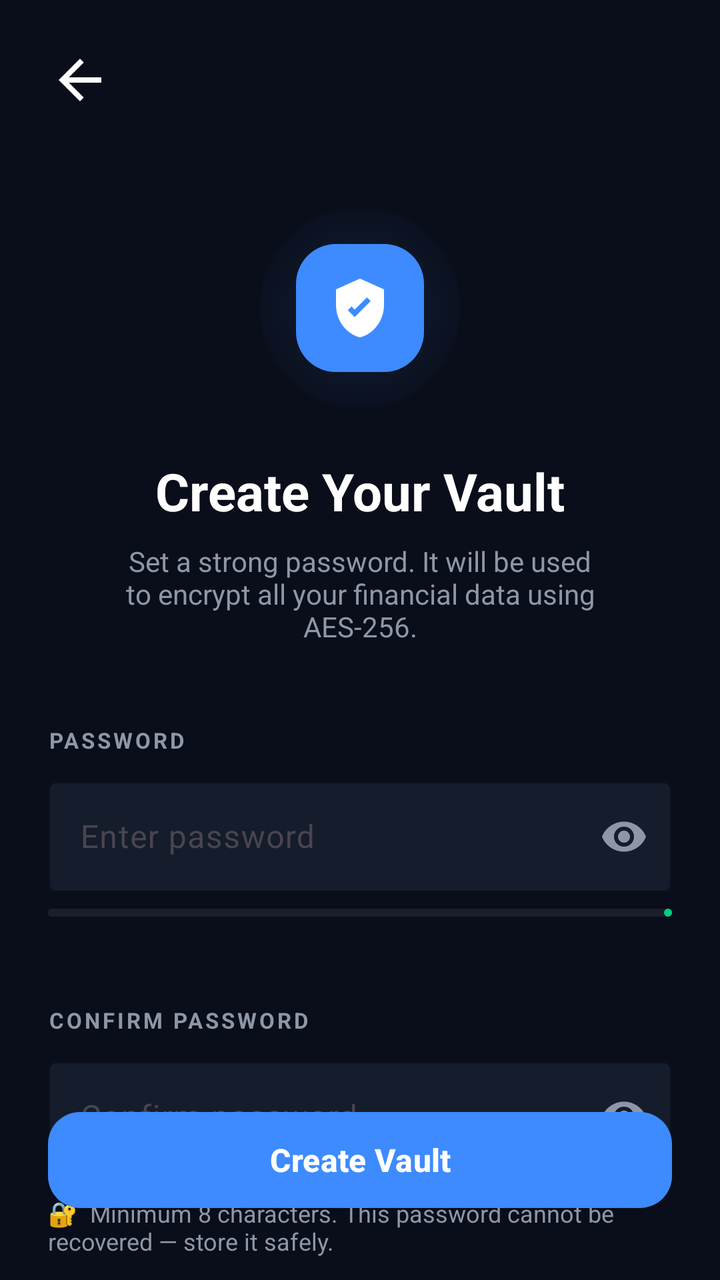
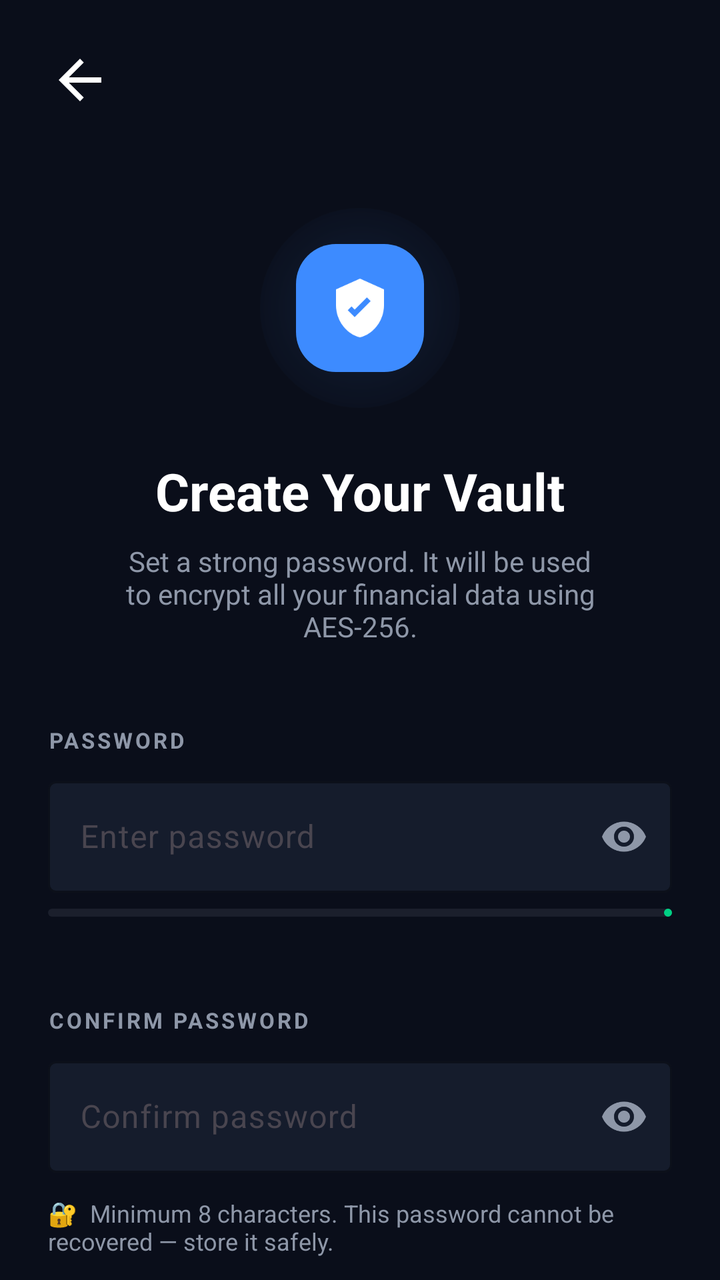

Compare the two renders of this Android layout. The source of the first and the diff that turns it into the second are given below.
<!-- AndroidManifest.xml: application theme Theme.Economiza -->
<!-- res/layout/activity_create_vault.xml -->
<?xml version="1.0" encoding="utf-8"?>
<androidx.constraintlayout.widget.ConstraintLayout xmlns:android="http://schemas.android.com/apk/res/android"
    xmlns:app="http://schemas.android.com/apk/res-auto"
    android:layout_width="match_parent"
    android:layout_height="match_parent"
    android:background="@color/background_deep">

    
    <ImageView
        android:id="@+id/btn_back"
        android:layout_width="32dp"
        android:layout_height="32dp"
        android:layout_marginStart="@dimen/margin_large"
        android:layout_marginTop="@dimen/margin_large"
        android:src="@drawable/ic_arrow_back"
        app:layout_constraintStart_toStartOf="parent"
        app:layout_constraintTop_toTopOf="parent"
        app:tint="@color/white" />

    
    <View
        android:id="@+id/glow"
        android:layout_width="100dp"
        android:layout_height="100dp"
        android:background="@drawable/blue_glow"
        android:layout_marginTop="48dp"
        app:layout_constraintEnd_toEndOf="parent"
        app:layout_constraintStart_toStartOf="parent"
        app:layout_constraintTop_toBottomOf="@id/btn_back" />

    <ImageView
        android:id="@+id/img_shield"
        android:layout_width="64dp"
        android:layout_height="64dp"
        android:background="@drawable/rounded_blue_square"
        android:padding="16dp"
        android:src="@drawable/ic_shield_check"
        app:layout_constraintBottom_toBottomOf="@id/glow"
        app:layout_constraintEnd_toEndOf="@id/glow"
        app:layout_constraintStart_toStartOf="@id/glow"
        app:layout_constraintTop_toTopOf="@id/glow"
        app:tint="@color/white" />

    <TextView
        android:id="@+id/txt_title"
        android:layout_width="wrap_content"
        android:layout_height="wrap_content"
        android:layout_marginTop="24dp"
        android:text="Create Your Vault"
        android:textColor="@color/white"
        android:textSize="26sp"
        android:textStyle="bold"
        app:layout_constraintEnd_toEndOf="parent"
        app:layout_constraintStart_toStartOf="parent"
        app:layout_constraintTop_toBottomOf="@id/glow" />

    <TextView
        android:id="@+id/txt_subtitle"
        android:layout_width="0dp"
        android:layout_height="wrap_content"
        android:layout_marginStart="48dp"
        android:layout_marginTop="8dp"
        android:layout_marginEnd="48dp"
        android:gravity="center"
        android:text="Set a strong password. It will be used to encrypt all your financial data using AES-256."
        android:textColor="@color/text_secondary"
        android:textSize="14sp"
        app:layout_constraintEnd_toEndOf="parent"
        app:layout_constraintStart_toStartOf="parent"
        app:layout_constraintTop_toBottomOf="@id/txt_title" />

    
    <TextView
        android:id="@+id/lbl_password"
        android:layout_width="wrap_content"
        android:layout_height="wrap_content"
        android:layout_marginStart="@dimen/margin_large"
        android:layout_marginTop="40dp"
        android:text="PASSWORD"
        android:textColor="@color/text_secondary"
        android:textSize="11sp"
        android:textStyle="bold"
        android:letterSpacing="0.12"
        app:layout_constraintStart_toStartOf="parent"
        app:layout_constraintTop_toBottomOf="@id/txt_subtitle" />

    <com.google.android.material.textfield.TextInputLayout
        android:id="@+id/til_password"
        style="@style/Widget.Material3.TextInputLayout.OutlinedBox"
        android:layout_width="0dp"
        android:layout_height="wrap_content"
        android:layout_marginStart="@dimen/margin_large"
        android:layout_marginTop="8dp"
        android:layout_marginEnd="@dimen/margin_large"
        app:boxBackgroundColor="@color/card_background"
        app:boxStrokeColor="@color/primary_blue"
        app:hintTextColor="@color/text_secondary"
        app:endIconMode="password_toggle"
        app:endIconTint="@color/text_secondary"
        app:layout_constraintEnd_toEndOf="parent"
        app:layout_constraintStart_toStartOf="parent"
        app:layout_constraintTop_toBottomOf="@id/lbl_password">

        <com.google.android.material.textfield.TextInputEditText
            android:id="@+id/et_password"
            android:layout_width="match_parent"
            android:layout_height="wrap_content"
            android:hint="Enter password"
            android:inputType="textPassword"
            android:textColor="@color/white" />

    </com.google.android.material.textfield.TextInputLayout>

    
    <com.google.android.material.progressindicator.LinearProgressIndicator
        android:id="@+id/progress_strength"
        android:layout_width="0dp"
        android:layout_height="wrap_content"
        android:layout_marginStart="@dimen/margin_large"
        android:layout_marginTop="8dp"
        android:layout_marginEnd="@dimen/margin_large"
        app:indicatorColor="@color/accent_green"
        app:trackColor="#208E97A8"
        app:trackThickness="4dp"
        app:layout_constraintEnd_toEndOf="parent"
        app:layout_constraintStart_toStartOf="parent"
        app:layout_constraintTop_toBottomOf="@id/til_password" />

    <TextView
        android:id="@+id/txt_strength"
        android:layout_width="wrap_content"
        android:layout_height="wrap_content"
        android:layout_marginStart="@dimen/margin_large"
        android:layout_marginTop="4dp"
        android:text=""
        android:textColor="@color/accent_green"
        android:textSize="12sp"
        app:layout_constraintStart_toStartOf="parent"
        app:layout_constraintTop_toBottomOf="@id/progress_strength" />

    
    <TextView
        android:id="@+id/lbl_confirm"
        android:layout_width="wrap_content"
        android:layout_height="wrap_content"
        android:layout_marginStart="@dimen/margin_large"
        android:layout_marginTop="24dp"
        android:text="CONFIRM PASSWORD"
        android:textColor="@color/text_secondary"
        android:textSize="11sp"
        android:textStyle="bold"
        android:letterSpacing="0.12"
        app:layout_constraintStart_toStartOf="parent"
        app:layout_constraintTop_toBottomOf="@id/txt_strength" />

    <com.google.android.material.textfield.TextInputLayout
        android:id="@+id/til_confirm"
        style="@style/Widget.Material3.TextInputLayout.OutlinedBox"
        android:layout_width="0dp"
        android:layout_height="wrap_content"
        android:layout_marginStart="@dimen/margin_large"
        android:layout_marginTop="8dp"
        android:layout_marginEnd="@dimen/margin_large"
        app:boxBackgroundColor="@color/card_background"
        app:boxStrokeColor="@color/primary_blue"
        app:hintTextColor="@color/text_secondary"
        app:endIconMode="password_toggle"
        app:endIconTint="@color/text_secondary"
        app:layout_constraintEnd_toEndOf="parent"
        app:layout_constraintStart_toStartOf="parent"
        app:layout_constraintTop_toBottomOf="@id/lbl_confirm">

        <com.google.android.material.textfield.TextInputEditText
            android:id="@+id/et_confirm"
            android:layout_width="match_parent"
            android:layout_height="wrap_content"
            android:hint="Confirm password"
            android:inputType="textPassword"
            android:textColor="@color/white" />

    </com.google.android.material.textfield.TextInputLayout>

    
    <TextView
        android:id="@+id/txt_hint"
        android:layout_width="0dp"
        android:layout_height="wrap_content"
        android:layout_marginStart="@dimen/margin_large"
        android:layout_marginTop="12dp"
        android:layout_marginEnd="@dimen/margin_large"
        android:drawablePadding="6dp"
        android:text="🔐  Minimum 8 characters. This password cannot be recovered — store it safely."
        android:textColor="@color/text_secondary"
        android:textSize="12sp"
        app:layout_constraintEnd_toEndOf="parent"
        app:layout_constraintStart_toStartOf="parent"
        app:layout_constraintTop_toBottomOf="@id/til_confirm" />

    
    <com.google.android.material.button.MaterialButton
        android:id="@+id/btn_create"
        android:layout_width="0dp"
        android:layout_height="56dp"
        android:layout_marginStart="@dimen/margin_large"
        android:layout_marginEnd="@dimen/margin_large"
        android:layout_marginBottom="32dp"
        android:text="Create Vault"
        android:textColor="@color/white"
        android:textSize="16sp"
        android:textStyle="bold"
        app:backgroundTint="@color/primary_blue"
        app:cornerRadius="@dimen/card_corner_radius"
        app:layout_constraintBottom_toBottomOf="parent"
        app:layout_constraintEnd_toEndOf="parent"
        app:layout_constraintStart_toStartOf="parent" />

</androidx.constraintlayout.widget.ConstraintLayout>
<!-- resources referenced by this layout -->
<resources>
  <color name="accent_green">#00D084</color>
  <color name="background_deep">#0A0E1A</color>
  <color name="card_background">#151C2C</color>
  <color name="primary_blue">#3D8BFF</color>
  <color name="text_secondary">#8E97A8</color>
  <color name="white">#FFFFFFFF</color>
  <dimen name="card_corner_radius">16dp</dimen>
  <dimen name="margin_large">24dp</dimen>
  <!-- drawable blue_glow (drawable) -->
  <?xml version="1.0" encoding="utf-8"?>
  <shape xmlns:android="http://schemas.android.com/apk/res/android"
      android:shape="oval">
      <gradient
          android:type="radial"
          android:gradientRadius="60dp"
          android:startColor="#303D8BFF"
          android:centerColor="#103D8BFF"
          android:endColor="#00000000" />
  </shape>
  <!-- drawable ic_arrow_back (drawable) -->
  <vector xmlns:android="http://schemas.android.com/apk/res/android"
      android:width="24dp"
      android:height="24dp"
      android:viewportWidth="24"
      android:viewportHeight="24">
      <path
          android:fillColor="#000000"
          android:pathData="M20,11H7.83l5.59,-5.59L12,4l-8,8 8,8 1.41,-1.41L7.83,13H20v-2z" />
  </vector>
  <!-- drawable ic_shield_check (drawable) -->
  <vector xmlns:android="http://schemas.android.com/apk/res/android"
      android:width="24dp"
      android:height="24dp"
      android:viewportWidth="24"
      android:viewportHeight="24">
      <path
          android:fillColor="#000000"
          android:pathData="M12,1L3,5v6c0,5.55 3.84,10.74 9,12 5.16,-1.26 9,-6.45 9,-12V5l-9,-4zm-2,14.41L7.41,12.83 8.83,11.41 10,12.59l4.59,-4.58 1.41,1.41L10,15.41z" />
  </vector>
  <!-- drawable rounded_blue_square (drawable) -->
  <?xml version="1.0" encoding="utf-8"?>
  <shape xmlns:android="http://schemas.android.com/apk/res/android">
      <solid android:color="@color/primary_blue" />
      <corners android:radius="20dp" />
  </shape>
  <style name="Theme.Economiza" parent="Base.Theme.Economiza" />
  <style name="Base.Theme.Economiza" parent="Theme.Material3.DayNight.NoActionBar">
          
          <item name="colorPrimary">@color/colorPrimary</item>
          <item name="colorOnPrimary">@color/colorOnPrimary</item>
          <item name="colorPrimaryContainer">@color/colorPrimaryContainer</item>
          <item name="colorOnPrimaryContainer">@color/colorOnPrimaryContainer</item>
          
          
          <item name="colorSecondary">@color/colorSecondary</item>
          <item name="colorOnSecondary">@color/colorOnSecondary</item>
          
          
          <item name="android:statusBarColor">?attr/colorPrimary</item>
          
          <item name="android:colorBackground">@color/colorBackground</item>
          <item name="colorOnBackground">@color/colorOnBackground</item>
          
          
          <item name="colorSurface">@color/colorSurface</item>
          <item name="colorOnSurface">@color/colorOnSurface</item>
          
          
          <item name="colorError">@color/colorError</item>
          <item name="colorOnError">@color/colorOnError</item>
          
          
          <item name="materialButtonStyle">@style/Widget.Economiza.Button</item>
      </style>
  <color name="colorPrimary">#09814A</color>
  <color name="colorOnPrimary">#FFFFFF</color>
  <color name="colorPrimaryContainer">#8DF7B4</color>
  <color name="colorOnPrimaryContainer">#00210E</color>
  <color name="colorSecondary">#036666</color>
  <color name="colorOnSecondary">#FFFFFF</color>
  <color name="colorBackground">#F8F9FA</color>
  <color name="colorOnBackground">#1A1C18</color>
  <color name="colorSurface">#FFFFFF</color>
  <color name="colorOnSurface">#1A1C18</color>
  <color name="colorError">#BA1A1A</color>
  <color name="colorOnError">#FFFFFF</color>
  <style name="Widget.Economiza.Button" parent="Widget.Material3.Button">
          <item name="android:stateListAnimator">@drawable/button_state_list_anim</item>
      </style>
  <!-- unchanged entries left out for length: 1 -->
</resources>

<!-- the commit's change to res/layout/activity_create_vault.xml (unified diff, before → after) -->
@@ -1,217 +1,225 @@
 <?xml version="1.0" encoding="utf-8"?>
-<androidx.constraintlayout.widget.ConstraintLayout xmlns:android="http://schemas.android.com/apk/res/android"
+<androidx.core.widget.NestedScrollView xmlns:android="http://schemas.android.com/apk/res/android"
     xmlns:app="http://schemas.android.com/apk/res-auto"
     android:layout_width="match_parent"
     android:layout_height="match_parent"
-    android:background="@color/background_deep">
-
-    
-    <ImageView
-        android:id="@+id/btn_back"
-        android:layout_width="32dp"
-        android:layout_height="32dp"
-        android:layout_marginStart="@dimen/margin_large"
-        android:layout_marginTop="@dimen/margin_large"
-        android:src="@drawable/ic_arrow_back"
-        app:layout_constraintStart_toStartOf="parent"
-        app:layout_constraintTop_toTopOf="parent"
-        app:tint="@color/white" />
-
-    
-    <View
-        android:id="@+id/glow"
-        android:layout_width="100dp"
-        android:layout_height="100dp"
-        android:background="@drawable/blue_glow"
-        android:layout_marginTop="48dp"
-        app:layout_constraintEnd_toEndOf="parent"
-        app:layout_constraintStart_toStartOf="parent"
-        app:layout_constraintTop_toBottomOf="@id/btn_back" />
-
-    <ImageView
-        android:id="@+id/img_shield"
-        android:layout_width="64dp"
-        android:layout_height="64dp"
-        android:background="@drawable/rounded_blue_square"
-        android:padding="16dp"
-        android:src="@drawable/ic_shield_check"
-        app:layout_constraintBottom_toBottomOf="@id/glow"
-        app:layout_constraintEnd_toEndOf="@id/glow"
-        app:layout_constraintStart_toStartOf="@id/glow"
-        app:layout_constraintTop_toTopOf="@id/glow"
-        app:tint="@color/white" />
-
-    <TextView
-        android:id="@+id/txt_title"
-        android:layout_width="wrap_content"
+    android:background="@color/background_deep"
+    android:fillViewport="true">
+
+    <androidx.constraintlayout.widget.ConstraintLayout
+        android:layout_width="match_parent"
         android:layout_height="wrap_content"
-        android:layout_marginTop="24dp"
-        android:text="Create Your Vault"
-        android:textColor="@color/white"
-        android:textSize="26sp"
-        android:textStyle="bold"
-        app:layout_constraintEnd_toEndOf="parent"
-        app:layout_constraintStart_toStartOf="parent"
-        app:layout_constraintTop_toBottomOf="@id/glow" />
-
-    <TextView
-        android:id="@+id/txt_subtitle"
-        android:layout_width="0dp"
-        android:layout_height="wrap_content"
-        android:layout_marginStart="48dp"
-        android:layout_marginTop="8dp"
-        android:layout_marginEnd="48dp"
-        android:gravity="center"
-        android:text="Set a strong password. It will be used to encrypt all your financial data using AES-256."
-        android:textColor="@color/text_secondary"
-        android:textSize="14sp"
-        app:layout_constraintEnd_toEndOf="parent"
-        app:layout_constraintStart_toStartOf="parent"
-        app:layout_constraintTop_toBottomOf="@id/txt_title" />
-
-    
-    <TextView
-        android:id="@+id/lbl_password"
-        android:layout_width="wrap_content"
-        android:layout_height="wrap_content"
-        android:layout_marginStart="@dimen/margin_large"
-        android:layout_marginTop="40dp"
-        android:text="PASSWORD"
-        android:textColor="@color/text_secondary"
-        android:textSize="11sp"
-        android:textStyle="bold"
-        android:letterSpacing="0.12"
-        app:layout_constraintStart_toStartOf="parent"
-        app:layout_constraintTop_toBottomOf="@id/txt_subtitle" />
-
-    <com.google.android.material.textfield.TextInputLayout
-        android:id="@+id/til_password"
-        style="@style/Widget.Material3.TextInputLayout.OutlinedBox"
-        android:layout_width="0dp"
-        android:layout_height="wrap_content"
-        android:layout_marginStart="@dimen/margin_large"
-        android:layout_marginTop="8dp"
-        android:layout_marginEnd="@dimen/margin_large"
-        app:boxBackgroundColor="@color/card_background"
-        app:boxStrokeColor="@color/primary_blue"
-        app:hintTextColor="@color/text_secondary"
-        app:endIconMode="password_toggle"
-        app:endIconTint="@color/text_secondary"
-        app:layout_constraintEnd_toEndOf="parent"
-        app:layout_constraintStart_toStartOf="parent"
-        app:layout_constraintTop_toBottomOf="@id/lbl_password">
-
-        <com.google.android.material.textfield.TextInputEditText
-            android:id="@+id/et_password"
-            android:layout_width="match_parent"
-            android:layout_height="wrap_content"
-            android:hint="Enter password"
-            android:inputType="textPassword"
-            android:textColor="@color/white" />
-
-    </com.google.android.material.textfield.TextInputLayout>
-
-    
-    <com.google.android.material.progressindicator.LinearProgressIndicator
-        android:id="@+id/progress_strength"
-        android:layout_width="0dp"
-        android:layout_height="wrap_content"
-        android:layout_marginStart="@dimen/margin_large"
-        android:layout_marginTop="8dp"
-        android:layout_marginEnd="@dimen/margin_large"
-        app:indicatorColor="@color/accent_green"
-        app:trackColor="#208E97A8"
-        app:trackThickness="4dp"
-        app:layout_constraintEnd_toEndOf="parent"
-        app:layout_constraintStart_toStartOf="parent"
-        app:layout_constraintTop_toBottomOf="@id/til_password" />
-
-    <TextView
-        android:id="@+id/txt_strength"
-        android:layout_width="wrap_content"
-        android:layout_height="wrap_content"
-        android:layout_marginStart="@dimen/margin_large"
-        android:layout_marginTop="4dp"
-        android:text=""
-        android:textColor="@color/accent_green"
-        android:textSize="12sp"
-        app:layout_constraintStart_toStartOf="parent"
-        app:layout_constraintTop_toBottomOf="@id/progress_strength" />
-
-    
-    <TextView
-        android:id="@+id/lbl_confirm"
-        android:layout_width="wrap_content"
-        android:layout_height="wrap_content"
-        android:layout_marginStart="@dimen/margin_large"
-        android:layout_marginTop="24dp"
-        android:text="CONFIRM PASSWORD"
-        android:textColor="@color/text_secondary"
-        android:textSize="11sp"
-        android:textStyle="bold"
-        android:letterSpacing="0.12"
-        app:layout_constraintStart_toStartOf="parent"
-        app:layout_constraintTop_toBottomOf="@id/txt_strength" />
-
-    <com.google.android.material.textfield.TextInputLayout
-        android:id="@+id/til_confirm"
-        style="@style/Widget.Material3.TextInputLayout.OutlinedBox"
-        android:layout_width="0dp"
-        android:layout_height="wrap_content"
-        android:layout_marginStart="@dimen/margin_large"
-        android:layout_marginTop="8dp"
-        android:layout_marginEnd="@dimen/margin_large"
-        app:boxBackgroundColor="@color/card_background"
-        app:boxStrokeColor="@color/primary_blue"
-        app:hintTextColor="@color/text_secondary"
-        app:endIconMode="password_toggle"
-        app:endIconTint="@color/text_secondary"
-        app:layout_constraintEnd_toEndOf="parent"
-        app:layout_constraintStart_toStartOf="parent"
-        app:layout_constraintTop_toBottomOf="@id/lbl_confirm">
-
-        <com.google.android.material.textfield.TextInputEditText
-            android:id="@+id/et_confirm"
-            android:layout_width="match_parent"
-            android:layout_height="wrap_content"
-            android:hint="Confirm password"
-            android:inputType="textPassword"
-            android:textColor="@color/white" />
-
-    </com.google.android.material.textfield.TextInputLayout>
-
-    
-    <TextView
-        android:id="@+id/txt_hint"
-        android:layout_width="0dp"
-        android:layout_height="wrap_content"
-        android:layout_marginStart="@dimen/margin_large"
-        android:layout_marginTop="12dp"
-        android:layout_marginEnd="@dimen/margin_large"
-        android:drawablePadding="6dp"
-        android:text="🔐  Minimum 8 characters. This password cannot be recovered — store it safely."
-        android:textColor="@color/text_secondary"
-        android:textSize="12sp"
-        app:layout_constraintEnd_toEndOf="parent"
-        app:layout_constraintStart_toStartOf="parent"
-        app:layout_constraintTop_toBottomOf="@id/til_confirm" />
-
-    
-    <com.google.android.material.button.MaterialButton
-        android:id="@+id/btn_create"
-        android:layout_width="0dp"
-        android:layout_height="56dp"
-        android:layout_marginStart="@dimen/margin_large"
-        android:layout_marginEnd="@dimen/margin_large"
-        android:layout_marginBottom="32dp"
-        android:text="Create Vault"
-        android:textColor="@color/white"
-        android:textSize="16sp"
-        android:textStyle="bold"
-        app:backgroundTint="@color/primary_blue"
-        app:cornerRadius="@dimen/card_corner_radius"
-        app:layout_constraintBottom_toBottomOf="parent"
-        app:layout_constraintEnd_toEndOf="parent"
-        app:layout_constraintStart_toStartOf="parent" />
-
-</androidx.constraintlayout.widget.ConstraintLayout>
+        android:paddingBottom="32dp">
+
+        
+        <ImageView
+            android:id="@+id/btn_back"
+            android:layout_width="32dp"
+            android:layout_height="32dp"
+            android:layout_marginStart="@dimen/margin_large"
+            android:layout_marginTop="@dimen/margin_large"
+            android:src="@drawable/ic_arrow_back"
+            app:layout_constraintStart_toStartOf="parent"
+            app:layout_constraintTop_toTopOf="parent"
+            app:tint="@color/white" />
+
+        
+        <View
+            android:id="@+id/glow"
+            android:layout_width="100dp"
+            android:layout_height="100dp"
+            android:background="@drawable/blue_glow"
+            android:layout_marginTop="48dp"
+            app:layout_constraintEnd_toEndOf="parent"
+            app:layout_constraintStart_toStartOf="parent"
+            app:layout_constraintTop_toBottomOf="@id/btn_back" />
+
+        <ImageView
+            android:id="@+id/img_shield"
+            android:layout_width="64dp"
+            android:layout_height="64dp"
+            android:background="@drawable/rounded_blue_square"
+            android:padding="16dp"
+            android:src="@drawable/ic_shield_check"
+            app:layout_constraintBottom_toBottomOf="@id/glow"
+            app:layout_constraintEnd_toEndOf="@id/glow"
+            app:layout_constraintStart_toStartOf="@id/glow"
+            app:layout_constraintTop_toTopOf="@id/glow"
+            app:tint="@color/white" />
+
+        <TextView
+            android:id="@+id/txt_title"
+            android:layout_width="wrap_content"
+            android:layout_height="wrap_content"
+            android:layout_marginTop="24dp"
+            android:text="Create Your Vault"
+            android:textColor="@color/white"
+            android:textSize="26sp"
+            android:textStyle="bold"
+            app:layout_constraintEnd_toEndOf="parent"
+            app:layout_constraintStart_toStartOf="parent"
+            app:layout_constraintTop_toBottomOf="@id/glow" />
+
+        <TextView
+            android:id="@+id/txt_subtitle"
+            android:layout_width="0dp"
+            android:layout_height="wrap_content"
+            android:layout_marginStart="48dp"
+            android:layout_marginTop="8dp"
+            android:layout_marginEnd="48dp"
+            android:gravity="center"
+            android:text="Set a strong password. It will be used to encrypt all your financial data using AES-256."
+            android:textColor="@color/text_secondary"
+            android:textSize="14sp"
+            app:layout_constraintEnd_toEndOf="parent"
+            app:layout_constraintStart_toStartOf="parent"
+            app:layout_constraintTop_toBottomOf="@id/txt_title" />
+
+        
+        <TextView
+            android:id="@+id/lbl_password"
+            android:layout_width="wrap_content"
+            android:layout_height="wrap_content"
+            android:layout_marginStart="@dimen/margin_large"
+            android:layout_marginTop="40dp"
+            android:text="PASSWORD"
+            android:textColor="@color/text_secondary"
+            android:textSize="11sp"
+            android:textStyle="bold"
+            android:letterSpacing="0.12"
+            app:layout_constraintStart_toStartOf="parent"
+            app:layout_constraintTop_toBottomOf="@id/txt_subtitle" />
+
+        <com.google.android.material.textfield.TextInputLayout
+            android:id="@+id/til_password"
+            style="@style/Widget.Material3.TextInputLayout.OutlinedBox"
+            android:layout_width="0dp"
+            android:layout_height="wrap_content"
+            android:layout_marginStart="@dimen/margin_large"
+            android:layout_marginTop="8dp"
+            android:layout_marginEnd="@dimen/margin_large"
+            app:boxBackgroundColor="@color/card_background"
+            app:boxStrokeColor="@color/primary_blue"
+            app:hintTextColor="@color/text_secondary"
+            app:endIconMode="password_toggle"
+            app:endIconTint="@color/text_secondary"
+            app:layout_constraintEnd_toEndOf="parent"
+            app:layout_constraintStart_toStartOf="parent"
+            app:layout_constraintTop_toBottomOf="@id/lbl_password">
+
+            <com.google.android.material.textfield.TextInputEditText
+                android:id="@+id/et_password"
+                android:layout_width="match_parent"
+                android:layout_height="wrap_content"
+                android:hint="Enter password"
+                android:inputType="textPassword"
+                android:textColor="@color/white" />
+
+        </com.google.android.material.textfield.TextInputLayout>
+
+        
+        <com.google.android.material.progressindicator.LinearProgressIndicator
+            android:id="@+id/progress_strength"
+            android:layout_width="0dp"
+            android:layout_height="wrap_content"
+            android:layout_marginStart="@dimen/margin_large"
+            android:layout_marginTop="8dp"
+            android:layout_marginEnd="@dimen/margin_large"
+            app:indicatorColor="@color/accent_green"
+            app:trackColor="#208E97A8"
+            app:trackThickness="4dp"
+            app:layout_constraintEnd_toEndOf="parent"
+            app:layout_constraintStart_toStartOf="parent"
+            app:layout_constraintTop_toBottomOf="@id/til_password" />
+
+        <TextView
+            android:id="@+id/txt_strength"
+            android:layout_width="wrap_content"
+            android:layout_height="wrap_content"
+            android:layout_marginStart="@dimen/margin_large"
+            android:layout_marginTop="4dp"
+            android:text=""
+            android:textColor="@color/accent_green"
+            android:textSize="12sp"
+            app:layout_constraintStart_toStartOf="parent"
+            app:layout_constraintTop_toBottomOf="@id/progress_strength" />
+
+        
+        <TextView
+            android:id="@+id/lbl_confirm"
+            android:layout_width="wrap_content"
+            android:layout_height="wrap_content"
+            android:layout_marginStart="@dimen/margin_large"
+            android:layout_marginTop="24dp"
+            android:text="CONFIRM PASSWORD"
+            android:textColor="@color/text_secondary"
+            android:textSize="11sp"
+            android:textStyle="bold"
+            android:letterSpacing="0.12"
+            app:layout_constraintStart_toStartOf="parent"
+            app:layout_constraintTop_toBottomOf="@id/txt_strength" />
+
+        <com.google.android.material.textfield.TextInputLayout
+            android:id="@+id/til_confirm"
+            style="@style/Widget.Material3.TextInputLayout.OutlinedBox"
+            android:layout_width="0dp"
+            android:layout_height="wrap_content"
+            android:layout_marginStart="@dimen/margin_large"
+            android:layout_marginTop="8dp"
+            android:layout_marginEnd="@dimen/margin_large"
+            app:boxBackgroundColor="@color/card_background"
+            app:boxStrokeColor="@color/primary_blue"
+            app:hintTextColor="@color/text_secondary"
+            app:endIconMode="password_toggle"
+            app:endIconTint="@color/text_secondary"
+            app:layout_constraintEnd_toEndOf="parent"
+            app:layout_constraintStart_toStartOf="parent"
+            app:layout_constraintTop_toBottomOf="@id/lbl_confirm">
+
+            <com.google.android.material.textfield.TextInputEditText
+                android:id="@+id/et_confirm"
+                android:layout_width="match_parent"
+                android:layout_height="wrap_content"
+                android:hint="Confirm password"
+                android:inputType="textPassword"
+                android:textColor="@color/white" />
+
+        </com.google.android.material.textfield.TextInputLayout>
+
+        
+        <TextView
+            android:id="@+id/txt_hint"
+            android:layout_width="0dp"
+            android:layout_height="wrap_content"
+            android:layout_marginStart="@dimen/margin_large"
+            android:layout_marginTop="12dp"
+            android:layout_marginEnd="@dimen/margin_large"
+            android:drawablePadding="6dp"
+            android:text="🔐  Minimum 8 characters. This password cannot be recovered — store it safely."
+            android:textColor="@color/text_secondary"
+            android:textSize="12sp"
+            app:layout_constraintEnd_toEndOf="parent"
+            app:layout_constraintStart_toStartOf="parent"
+            app:layout_constraintTop_toBottomOf="@id/til_confirm" />
+
+        
+        <com.google.android.material.button.MaterialButton
+            android:id="@+id/btn_create"
+            android:layout_width="0dp"
+            android:layout_height="56dp"
+            android:layout_marginStart="@dimen/margin_large"
+            android:layout_marginTop="32dp"
+            android:layout_marginEnd="@dimen/margin_large"
+            android:text="Create Vault"
+            android:textColor="@color/white"
+            android:textSize="16sp"
+            android:textStyle="bold"
+            app:backgroundTint="@color/primary_blue"
+            app:cornerRadius="@dimen/card_corner_radius"
+            app:layout_constraintEnd_toEndOf="parent"
+            app:layout_constraintStart_toStartOf="parent"
+            app:layout_constraintTop_toBottomOf="@id/txt_hint" />
+
+    </androidx.constraintlayout.widget.ConstraintLayout>
+
+</androidx.core.widget.NestedScrollView>
